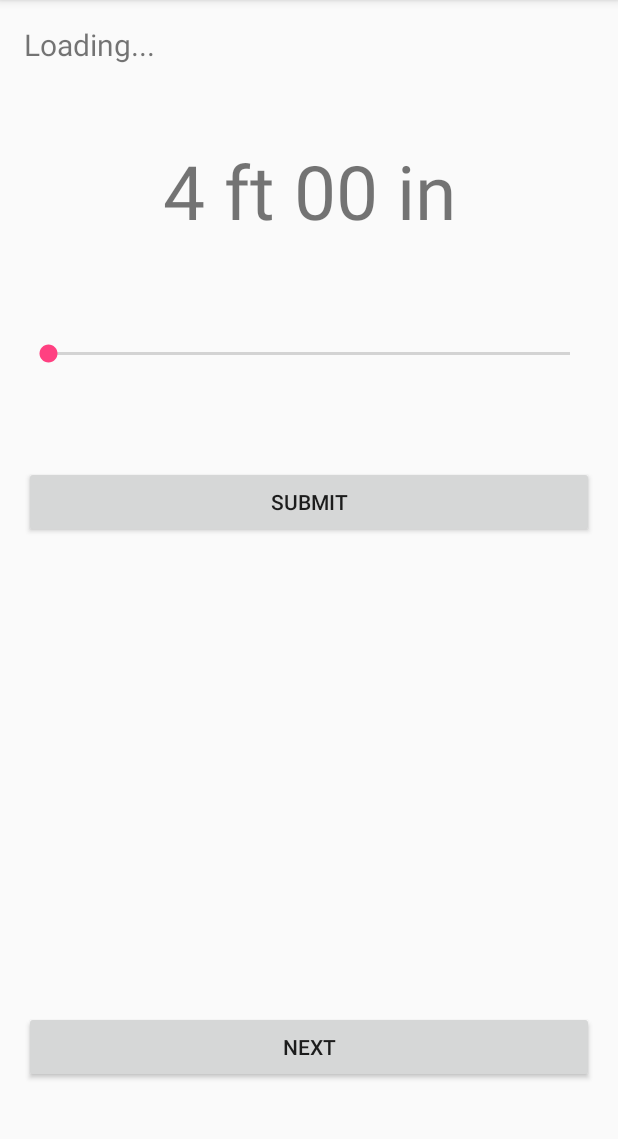
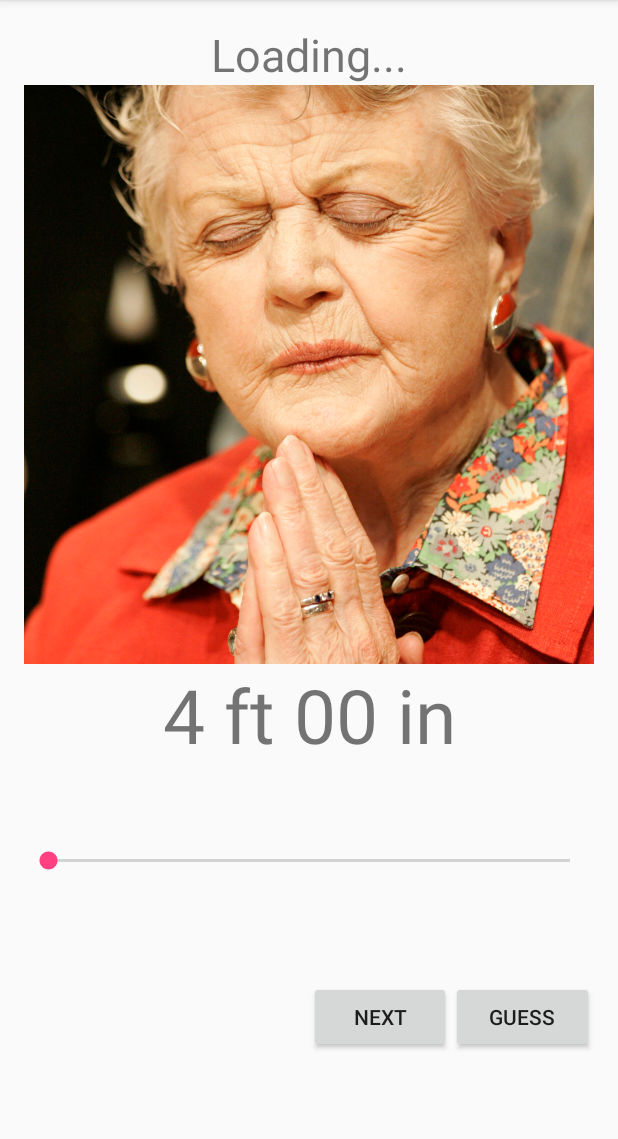
Before and after one commit to dabutvin/howtall, an Android app: the screen it shows after launch (MainActivity), on a phone screen of 412 x 824 dp, the part 84-1223 px from its top. Run offline under Robolectric (Android 15) with nearby library versions, the phone set to English and light mode, and no system bars; our stand-ins replace Picasso; pictures from the network do not load; 3 statements that could not run were skipped.

```diff
--- a/app/build.gradle
+++ b/app/build.gradle
@@ -22,6 +22,7 @@ android {
 dependencies {
     compile fileTree(dir: 'libs', include: ['*.jar'])
     testCompile 'junit:junit:4.12'
+    compile 'com.squareup.picasso:picasso:2.5.2' // https://github.com/square/picasso
     compile 'com.android.support:appcompat-v7:23.1.1'
     compile 'com.android.support:design:23.1.1'
 }
--- a/app/src/main/res/layout/content_main.xml
+++ b/app/src/main/res/layout/content_main.xml
@@ -4,7 +4,6 @@
     xmlns:tools="http://schemas.android.com/tools"
     android:layout_width="match_parent"
     android:layout_height="match_parent"
-    android:paddingBottom="@dimen/activity_vertical_margin"
     android:paddingLeft="@dimen/activity_horizontal_margin"
     android:paddingRight="@dimen/activity_horizontal_margin"
     android:paddingTop="@dimen/activity_vertical_margin"
@@ -22,11 +21,20 @@
             android:layout_width="match_parent"
             android:layout_height="wrap_content"
             android:id="@+id/name"
-            android:textSize="20dp"
+            android:textSize="30dp"
+            android:textAlignment="center"
             android:text="Loading..." />
 
+        <ImageView
+            android:id="@+id/img"
+            android:scaleType="centerCrop"
+            android:src="@drawable/sample"
+            android:layout_width="match_parent"
+            android:layout_height="0dp"
+            android:layout_weight="3"
+            android:adjustViewBounds="true"/>
+
         <TextView
-            android:layout_marginTop="50dp"
             android:id="@+id/selectedHeight"
             android:text="4 ft 00 in"
             android:textSize="50dp"
@@ -34,40 +42,42 @@
             android:layout_width="match_parent"
             android:layout_height="wrap_content" />
         <SeekBar
-            android:maxHeight="50dp"
-            android:minHeight="50dp"
-            android:padding="30dp"
-            android:layout_marginTop="20dp"
-            android:layout_marginBottom="20dp"
+            android:maxHeight="20dp"
+            android:minHeight="20dp"
+            android:paddingTop="10dp"
+            android:paddingBottom="10dp"
             android:id="@+id/seekbar"
             android:layout_width="match_parent"
-            android:layout_height="wrap_content" />
+            android:layout_height="0dp"
+            android:layout_weight="1"/>
 
-        <Button
-            android:onClick="submit"
-            android:text="SUBMIT"
+        <LinearLayout
             android:layout_width="match_parent"
-            android:layout_height="wrap_content" />
+            android:layout_weight="1"
+            android:orientation="horizontal"
+            android:layout_height="0dp">
 
-        <TextSwitcher
-            android:id="@+id/answer"
-            android:padding="30dp"
-            android:layout_width="match_parent"
-            android:layout_height="wrap_content" />
-    </LinearLayout>
+            <TextSwitcher
+                android:id="@+id/answer"
+                android:layout_width="0dp"
+                android:layout_weight="2"
+                android:layout_height="wrap_content" />
 
-    <LinearLayout
-        android:layout_width="match_parent"
-        android:layout_alignParentBottom="true"
-        android:layout_marginBottom="30dp"
-        android:orientation="vertical"
-        android:layout_height="wrap_content">
+            <Button
+                android:onClick="skip"
+                android:text="NEXT"
+                android:layout_weight="1"
+                android:layout_width="0dp"
+                android:layout_height="wrap_content" />
 
-        <Button
-            android:onClick="skip"
-            android:text="NEXT"
-            android:layout_width="match_parent"
-            android:layout_height="wrap_content" />
+            <Button
+                android:onClick="submit"
+                android:text="GUESS"
+                android:layout_weight="1"
+                android:layout_width="0dp"
+                android:layout_height="wrap_content"/>
+
+        </LinearLayout>
 
     </LinearLayout>
 
```
Also changed, not shown: app/src/main/java/com/dabutvin/howtall/MainActivity.java (+20 -3 lines), app/src/main/java/com/dabutvin/howtall/Person.java (+20 -10 lines), app/src/main/res/drawable/sample.jpg (added).
